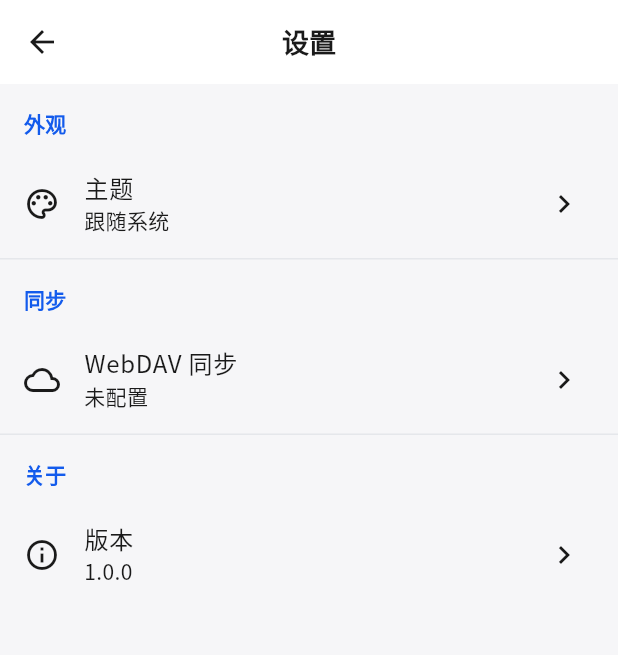
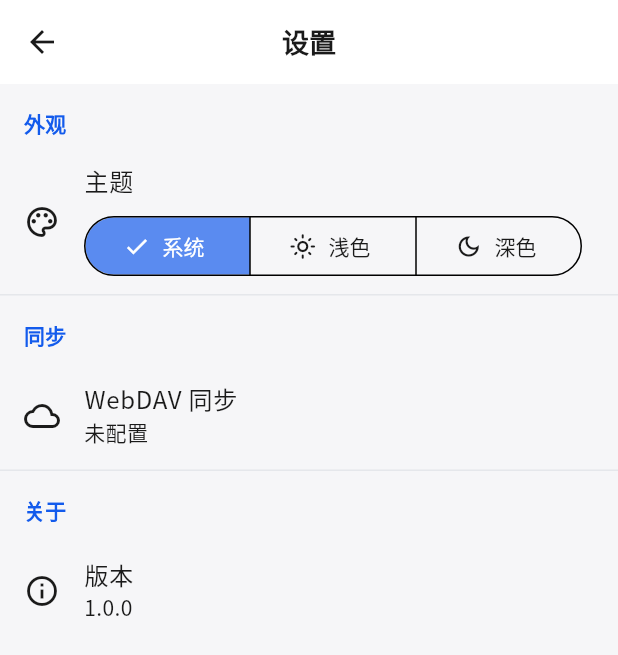
Before and after one commit to chendianshuiyin/daily-notes, a Flutter app: the screen it shows after launch, after a tap on the "settings" icon, on a phone screen of 412 x 824 dp. Shown: the top 655 px of the screen. Run offline on Flutter 3.47's test engine with Material 3 defaults, Android fonts, the phone set to English and light mode, and no system bars; our stand-ins replace go_router, google_fonts, shared_preferences.

Commit message:
feat: persist theme settings

```diff
--- a/lib/main.dart
+++ b/lib/main.dart
@@ -17,19 +17,30 @@ class DailyNotesApp extends StatelessWidget {
 
   @override
   Widget build(BuildContext context) {
-    return ChangeNotifierProvider(
+    return MultiProvider(
+      providers: [
+        ChangeNotifierProvider(
           create: (_) => NoteProvider(repository: noteRepository)..loadNotes(),
-      child: MaterialApp.router(
+        ),
+        ChangeNotifierProvider(
+          create: (_) => AppSettingsProvider()..loadSettings(),
+        ),
+      ],
+      child: Consumer<AppSettingsProvider>(
+        builder: (context, settings, child) {
+          return MaterialApp.router(
             title: 'Daily Notes',
             debugShowCheckedModeBanner: false,
 
             // 主题配置
             theme: AppTheme.lightTheme,
             darkTheme: AppTheme.darkTheme,
-        themeMode: ThemeMode.system,
+            themeMode: settings.themeMode,
 
             // 路由配置
             routerConfig: AppRouter.router,
+          );
+        },
       ),
     );
   }
--- a/lib/presentation/pages/settings/settings_page.dart
+++ b/lib/presentation/pages/settings/settings_page.dart
@@ -1,4 +1,6 @@
 import 'package:flutter/material.dart';
+import 'package:provider/provider.dart';
+import '../../providers/providers.dart';
 
 /// 设置页面
 ///
@@ -16,21 +18,15 @@ class SettingsPage extends StatelessWidget {
           onPressed: () => Navigator.of(context).pop(),
         ),
       ),
-      body: ListView(
+      body: Consumer<AppSettingsProvider>(
+        builder: (context, settings, child) {
+          return ListView(
             children: [
-          // 外观设置
-          const _SettingsSection(
+              _SettingsSection(
                 title: '外观',
-            children: [
-              _SettingsItem(
-                icon: Icons.palette_outlined,
-                title: '主题',
-                subtitle: '跟随系统',
-              ),
-            ],
+                children: [_ThemeModeItem(settings: settings)],
               ),
               const Divider(),
-          // 同步设置
               const _SettingsSection(
                 title: '同步',
                 children: [
@@ -38,11 +34,11 @@ class SettingsPage extends StatelessWidget {
                     icon: Icons.cloud_outlined,
                     title: 'WebDAV 同步',
                     subtitle: '未配置',
+                    showChevron: false,
                   ),
                 ],
               ),
               const Divider(),
-          // 关于
               const _SettingsSection(
                 title: '关于',
                 children: [
@@ -50,10 +46,13 @@ class SettingsPage extends StatelessWidget {
                     icon: Icons.info_outlined,
                     title: '版本',
                     subtitle: '1.0.0',
+                    showChevron: false,
                   ),
                 ],
               ),
             ],
+          );
+        },
       ),
     );
   }
@@ -92,11 +91,13 @@ class _SettingsItem extends StatelessWidget {
     required this.icon,
     required this.title,
     required this.subtitle,
+    this.showChevron = true,
   });
 
   final IconData icon;
   final String title;
   final String subtitle;
+  final bool showChevron;
 
   @override
   Widget build(BuildContext context) {
@@ -104,10 +105,48 @@ class _SettingsItem extends StatelessWidget {
       leading: Icon(icon),
       title: Text(title),
       subtitle: Text(subtitle),
-      trailing: const Icon(Icons.chevron_right),
-      onTap: () {
-        // TODO: 处理点击
-      },
+      trailing: showChevron ? const Icon(Icons.chevron_right) : null,
     );
   }
 }
+
+class _ThemeModeItem extends StatelessWidget {
+  const _ThemeModeItem({required this.settings});
+
+  final AppSettingsProvider settings;
+
+  @override
+  Widget build(BuildContext context) {
+    return ListTile(
+      leading: const Icon(Icons.palette_outlined),
+      title: const Text('主题'),
+      subtitle: Padding(
+        padding: const EdgeInsets.only(top: 8),
+        child: SegmentedButton<ThemeMode>(
+          key: const ValueKey('themeModeSegmentedButton'),
+          segments: const [
+            ButtonSegment(
+              value: ThemeMode.system,
+              icon: Icon(Icons.brightness_auto_outlined),
+              label: Text('系统'),
+            ),
+            ButtonSegment(
+              value: ThemeMode.light,
+              icon: Icon(Icons.light_mode_outlined),
+              label: Text('浅色'),
+            ),
+            ButtonSegment(
+              value: ThemeMode.dark,
+              icon: Icon(Icons.dark_mode_outlined),
+              label: Text('深色'),
+            ),
+          ],
+          selected: {settings.themeMode},
+          onSelectionChanged: (selection) {
+            settings.setThemeMode(selection.first);
+          },
+        ),
+      ),
+    );
+  }
+}
--- /dev/null
+++ b/lib/presentation/providers/app_settings_provider.dart
@@ -0,0 +1,60 @@
+import 'package:flutter/material.dart';
+import 'package:shared_preferences/shared_preferences.dart';
+
+class AppSettingsProvider extends ChangeNotifier {
+  static const String _themeModeKey = 'daily_notes.theme_mode';
+
+  ThemeMode _themeMode = ThemeMode.system;
+  bool _isLoading = false;
+
+  ThemeMode get themeMode => _themeMode;
+
+  bool get isLoading => _isLoading;
+
+  Future<void> loadSettings() async {
+    _isLoading = true;
+    notifyListeners();
+
+    final prefs = await SharedPreferences.getInstance();
+    _themeMode = _themeModeFromValue(prefs.getString(_themeModeKey));
+
+    _isLoading = false;
+    notifyListeners();
+  }
+
+  Future<void> setThemeMode(ThemeMode themeMode) async {
+    if (_themeMode == themeMode) {
+      return;
+    }
+
+    _themeMode = themeMode;
+    notifyListeners();
+
+    final prefs = await SharedPreferences.getInstance();
+    await prefs.setString(_themeModeKey, _themeModeToValue(themeMode));
+  }
+
+  String themeModeLabel(ThemeMode themeMode) {
+    return switch (themeMode) {
+      ThemeMode.system => '跟随系统',
+      ThemeMode.light => '浅色',
+      ThemeMode.dark => '深色',
+    };
+  }
+
+  ThemeMode _themeModeFromValue(String? value) {
+    return switch (value) {
+      'light' => ThemeMode.light,
+      'dark' => ThemeMode.dark,
+      _ => ThemeMode.system,
+    };
+  }
+
+  String _themeModeToValue(ThemeMode themeMode) {
+    return switch (themeMode) {
+      ThemeMode.light => 'light',
+      ThemeMode.dark => 'dark',
+      ThemeMode.system => 'system',
+    };
+  }
+}
--- a/lib/presentation/providers/providers.dart
+++ b/lib/presentation/providers/providers.dart
@@ -1 +1,2 @@
+export 'app_settings_provider.dart';
 export 'note_provider.dart';
```
Also changed, not shown: 2 other files. Lines whose indentation alone changed are shown as unchanged.
